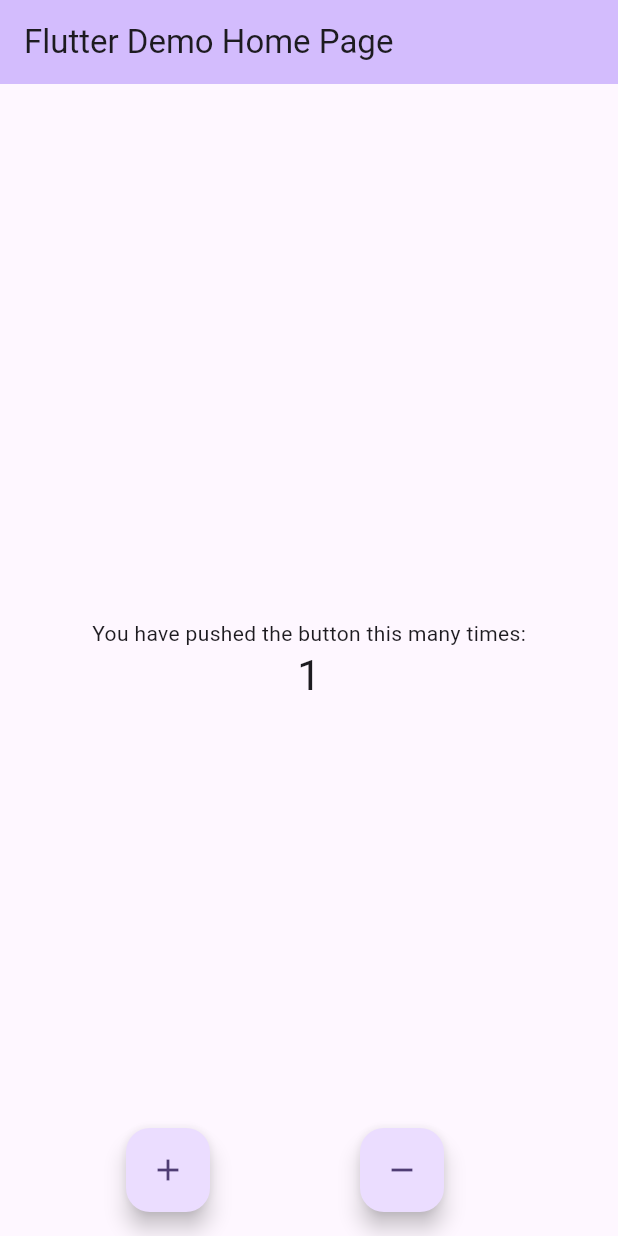
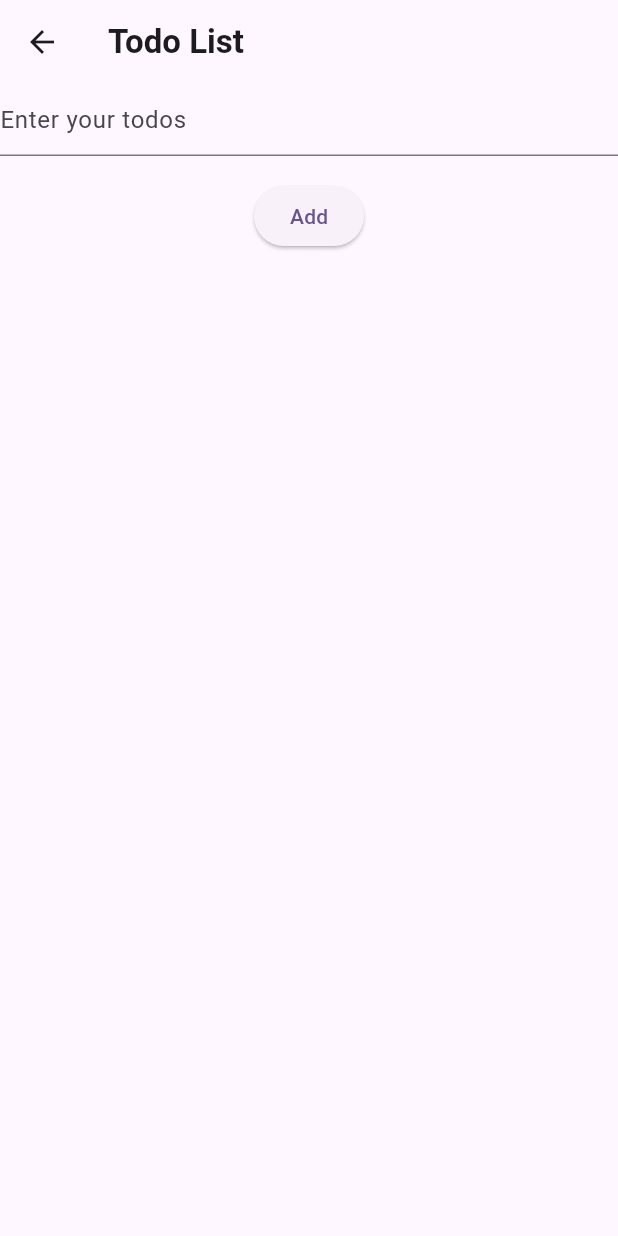
Before and after one commit to sroneez/flutter_bloc_tutorial, a Flutter app: the screen it shows after launch, after a tap on the "add" icon, on a phone screen of 412 x 824 dp. Run offline on Flutter 3.47's test engine with Material 3 defaults, Android fonts, the phone set to English and light mode, and no system bars; our stand-ins replace flutter_bloc.

Commit message:
created a todo app using cubit

```diff
--- /dev/null
+++ b/lib/add_todo_page.dart
@@ -0,0 +1,39 @@
+import 'package:flutter/material.dart';
+import 'package:flutter_bloc/flutter_bloc.dart';
+import 'package:flutter_bloc_tutorial/cubit/todo_cubit.dart';
+
+class AddTodoPage extends StatefulWidget {
+  const AddTodoPage({super.key});
+
+  @override
+  State<AddTodoPage> createState() => _AddTodoPageState();
+}
+
+class _AddTodoPageState extends State<AddTodoPage> {
+  final TextEditingController _textEditingController = TextEditingController();
+
+  @override
+  Widget build(BuildContext context) {
+    return Scaffold(
+      appBar: AppBar(
+        title: Text('Todo List', style: TextStyle(fontWeight: FontWeight.bold)),
+      ),
+      body: SingleChildScrollView(
+        child: Column(
+          children: [
+            TextFormField(
+              controller: _textEditingController,
+              decoration: InputDecoration(hintText: 'Enter your todos'),
+            ),
+            SizedBox(height: 16),
+            ElevatedButton(onPressed: () {
+              context.read<TodoCubit>().addTodo(_textEditingController.text.trim());
+              Navigator.of(context).pop();
+            }, child: Text('Add')),
+          ],
+        ),
+      ),
+
+    );
+  }
+}
--- a/lib/cubit/counter_cubit.dart
+++ /dev/null
@@ -1,13 +0,0 @@
-import 'package:flutter_bloc/flutter_bloc.dart';
-
-class CounterCubit extends Cubit<int>{
-  CounterCubit():super(0);
-
-  void increment(){
-    emit(state+1);
-  }
-  void decrement(){
-    if(state <=0) return;
-    emit(state -1);
-  }
-}
--- /dev/null
+++ b/lib/cubit/todo_cubit.dart
@@ -0,0 +1,12 @@
+import 'package:flutter_bloc/flutter_bloc.dart';
+import 'package:flutter_bloc_tutorial/models/todo_model.dart';
+
+class TodoCubit extends Cubit<List<Todo>> {
+  TodoCubit() : super([]);
+
+  void addTodo(String title) {
+    final todo = Todo(name: title, createdAt: DateTime.now());
+    // state.add(todo);
+    emit([...state,todo]);
+  }
+}
--- a/lib/main.dart
+++ b/lib/main.dart
@@ -1,6 +1,9 @@
 import 'package:flutter/material.dart';
 import 'package:flutter_bloc/flutter_bloc.dart';
-import 'package:flutter_bloc_tutorial/cubit/counter_cubit.dart';
+import 'package:flutter_bloc_tutorial/cubit/todo_cubit.dart';
+import 'package:flutter_bloc_tutorial/todo_list.dart';
+
+import 'add_todo_page.dart';
 
 void main() {
   runApp(const MyApp());
@@ -9,69 +12,21 @@ void main() {
 class MyApp extends StatelessWidget {
   const MyApp({super.key});
 
-  // This widget is the root of your application.
   @override
   Widget build(BuildContext context) {
-    return MaterialApp(
-      title: 'Flutter Demo',
-      theme: ThemeData(
-        colorScheme: ColorScheme.fromSeed(seedColor: Colors.deepPurple),
+    return BlocProvider(create: (context)=>TodoCubit(),
+      child: MaterialApp(
+        title: 'Flutter Demo',
+        theme: ThemeData(
+          colorScheme: ColorScheme.fromSeed(seedColor: Colors.deepPurple),
+          useMaterial3: true,
+        ),
+        initialRoute: '/',
+        routes: {
+          '/':(_)=>const TodoList(),
+          '/add-todo': (_)=> const AddTodoPage()
+        },
       ),
-      home: const MyHomePage(title: 'Flutter Demo Home Page'),
     );
   }
 }
-
-class MyHomePage extends StatefulWidget {
-  const MyHomePage({super.key, required this.title});
-
-  final String title;
-
-  @override
-  State<MyHomePage> createState() => _MyHomePageState();
-}
-
-class _MyHomePageState extends State<MyHomePage> {
-  final counterCubit = CounterCubit();
-
-  @override
-  Widget build(BuildContext context) {
-    return Scaffold(
-      appBar: AppBar(
-        backgroundColor: Theme.of(context).colorScheme.inversePrimary,
-        title: Text(widget.title),
-      ),
-      body: Center(
-        child: Column(
-          mainAxisAlignment: MainAxisAlignment.center,
-          children: <Widget>[
-            const Text('You have pushed the button this many times:'),
-            BlocBuilder<CounterCubit,int>(
-              bloc: counterCubit,
-                builder: (context,counter){
-              return Text(
-                '$counter',
-                style: Theme.of(context).textTheme.headlineMedium,
-              );
-            })
-          ],
-        ),
-      ),
-      floatingActionButton: Row(
-        mainAxisAlignment: MainAxisAlignment.spaceEvenly,
-        children: [
-          FloatingActionButton(
-            onPressed: ()=>counterCubit.increment(),
-            tooltip: 'Increment',
-            child: const Icon(Icons.add),
-          ),
-          FloatingActionButton(
-            onPressed: ()=>counterCubit.decrement(),
-            tooltip: 'decrement',
-            child: const Icon(Icons.remove),
-          ),
-        ],
-      ), // This trailing comma makes auto-formatting nicer for build methods.
-    );
-  }
-}
--- /dev/null
+++ b/lib/models/todo_model.dart
@@ -0,0 +1,6 @@
+class Todo{
+  final String name;
+  final DateTime createdAt;
+
+  Todo({required this.name,required this.createdAt});
+}
--- /dev/null
+++ b/lib/todo_list.dart
@@ -0,0 +1,38 @@
+import 'package:flutter/material.dart';
+import 'package:flutter_bloc/flutter_bloc.dart';
+import 'package:flutter_bloc_tutorial/cubit/todo_cubit.dart';
+import 'package:flutter_bloc_tutorial/models/todo_model.dart';
+
+class TodoList extends StatelessWidget {
+  const TodoList({super.key});
+
+  @override
+  Widget build(BuildContext context) {
+    return Scaffold(
+      appBar: AppBar(title: Text('Todo List')),
+      body: BlocBuilder<TodoCubit, List<Todo>>(
+        builder: (context, state) {
+          return ListView.builder(
+            itemCount: state.length,
+            itemBuilder: (context, index) {
+              final todo = state[index];
+              return ListTile(
+                title: Text(todo.name, style: TextStyle(fontSize: 18)),
+                subtitle: Text(
+                  todo.createdAt.toString(),
+                  style: TextStyle(color: Colors.grey),
+                ),
+              );
+            },
+          );
+        },
+      ),
+      floatingActionButton: FloatingActionButton(
+        onPressed: () {
+          Navigator.pushNamed(context, '/add-todo');
+        },
+        child: Icon(Icons.add),
+      ),
+    );
+  }
+}
```
Also changed, not shown: lib/bloc/counter_bloc.dart (deleted).
